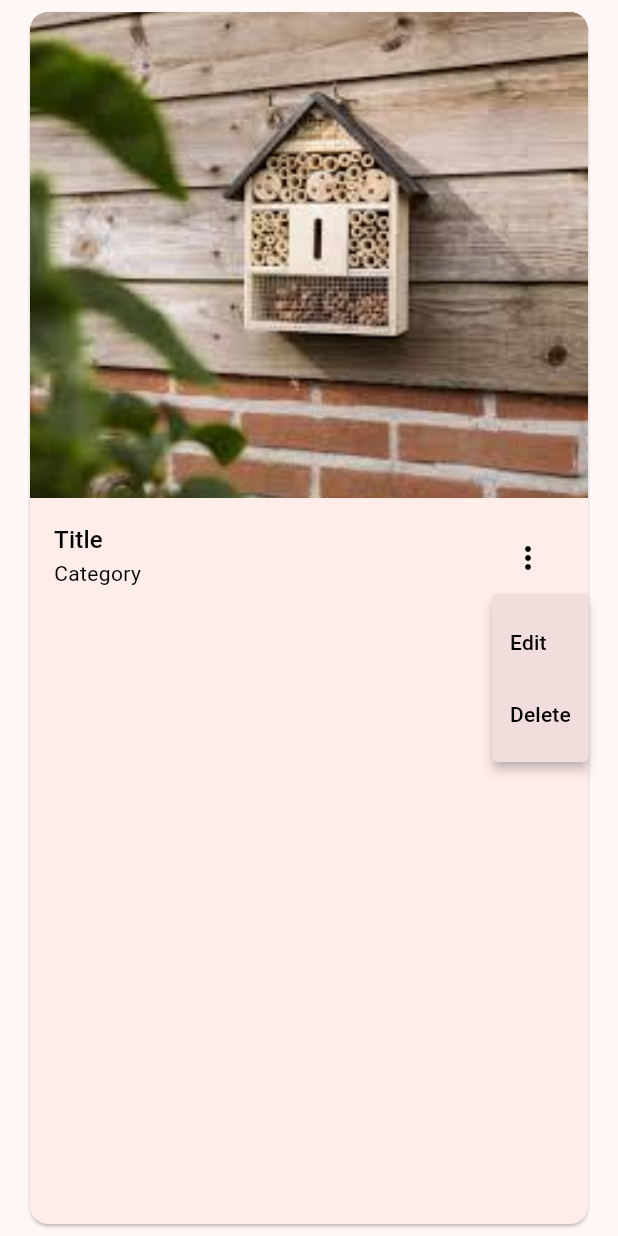
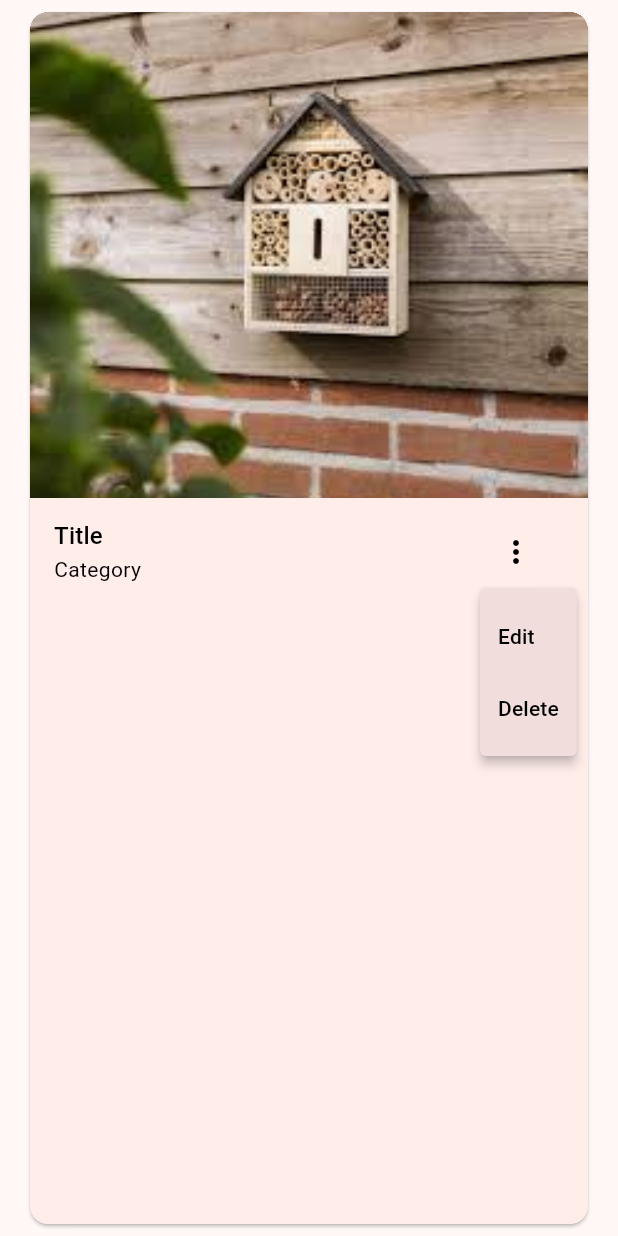
Before and after one commit to stihan01/mobile-computing-nestify, a Flutter app: the PreviewCard widget shown alone on an empty page, opened directly with empty values, after a tap on the "more vert" icon, on a phone screen of 412 x 824 dp. Run offline on Flutter 3.47's test engine with Material 3 defaults, Android fonts, the phone set to English and light mode, and no system bars; our stand-ins replace cloud_firestore, firebase_auth, firebase_core, firebase_storage, flutter_image_slideshow, go_router and 1 more; missing offline and left inert: firebase_ui_auth; accounts and stored records are empty.

Commit message:
Fixed overflow problem with title

```diff
--- a/lib/widgets/PreviewCard.dart
+++ b/lib/widgets/PreviewCard.dart
@@ -53,33 +53,19 @@ class _PreviewCardState extends State<PreviewCard> {
                     )
                   : images[0],
               // Text and button
-              SizedBox(
-                height: 100,
-                width: MediaQuery.of(context).size.width,
-                child: Padding(
-                    padding: const EdgeInsets.all(16),
-                    child: Row(
-                      mainAxisSize: MainAxisSize.max,
-                      children: [
-                        Column(
-                          crossAxisAlignment: CrossAxisAlignment.start,
-                          children: [
-                            Text(
+
+              Padding(
+                padding: const EdgeInsets.only(bottom: 8),
+                child: ListTile(
+                  title: Text(
                     widget.post.title ?? 'Title',
                     style: Theme.of(context).textTheme.titleMedium,
                   ),
-                            Text(
+                  subtitle: Text(
                     widget.post.category ?? 'Category',
                     style: Theme.of(context).textTheme.bodyMedium,
                   ),
-                          ],
-                        ),
-                        Expanded(
-                          child: Column(
-                            mainAxisAlignment: MainAxisAlignment.start,
-                            crossAxisAlignment: CrossAxisAlignment.end,
-                            children: [
-                              Provider.of<Model>(context, listen: false)
+                  trailing: Provider.of<Model>(context, listen: false)
                           .isUserPostOwner(widget.post.owner)
                       ? OptionsMenu(
                           post: widget.post,
@@ -88,12 +74,8 @@ class _PreviewCardState extends State<PreviewCard> {
                           },
                         )
                       : FavoriteIconButton(post: widget.post),
-                            ],
                 ),
-                        )
-                      ],
-                    )),
-              )
+              ),
             ]),
           ),
         ),
```
Lines whose indentation alone changed are shown as unchanged.
